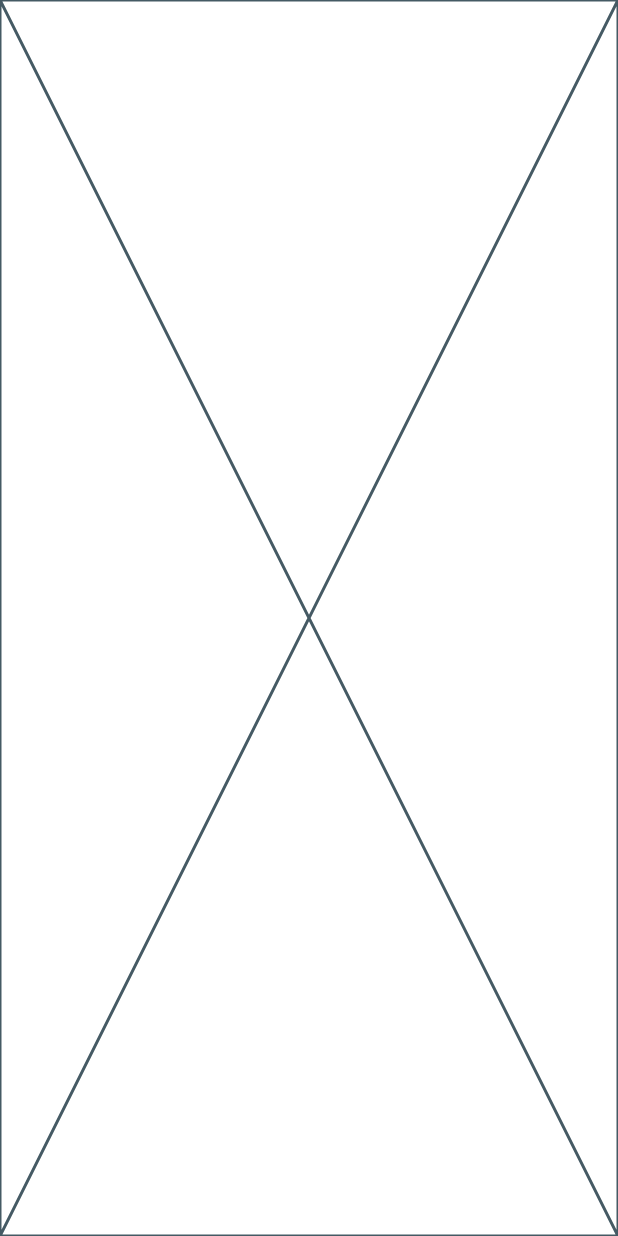
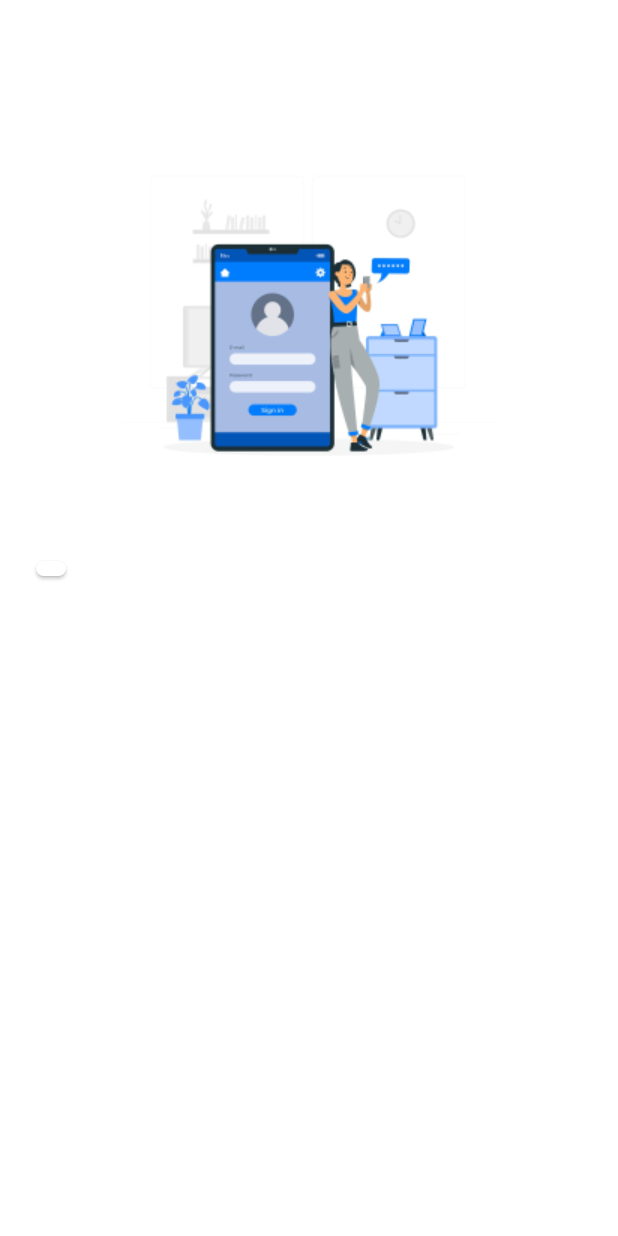
Before and after one commit to Pixel-Finhub/pixel-app-v2, a Flutter app: the screen it shows after launch, on a phone screen of 412 x 824 dp. Run offline on Flutter 3.47's test engine with Material 2 defaults, Android fonts, the phone set to English and light mode, and no system bars; our stand-ins replace flutter_screenutil.

Commit message:
chore: setting up login page

```diff
--- a/lib/app/ui/auth/login_page.dart
+++ b/lib/app/ui/auth/login_page.dart
@@ -1,10 +1,46 @@
 import 'package:flutter/material.dart';
+import 'package:pixel_insurance_v2/app/ui/theme/app_constants.dart';
 
 class LoginPage extends StatelessWidget {
   const LoginPage({super.key});
 
   @override
   Widget build(BuildContext context) {
-    return const Placeholder();
+    return Scaffold(
+      resizeToAvoidBottomInset: true,
+      backgroundColor: Colors.white,
+      body: SafeArea(
+        minimum: const EdgeInsets.all(20.0),
+        child: SingleChildScrollView(
+          child: Column(
+            crossAxisAlignment: CrossAxisAlignment.start,
+            children: [
+              const SizedBox(
+                height: 70.0,
+              ),
+              Center(
+                child: Image.asset(
+                  'assets/images/login_person.png',
+                ),
+              ),
+              const SizedBox(
+                height: 30.0,
+              ),
+              Card(
+                shape: RoundedRectangleBorder(
+                  borderRadius: BorderRadius.circular(defaultRadius),
+                ),
+                child: Padding(
+                  padding: const EdgeInsets.symmetric(
+                    horizontal: 10.0,
+                    vertical: 5.0,
+                  ),
+                ),
+              ),
+            ],
+          ),
+        ),
+      ),
+    );
   }
-}
+} // git flow feature finish splash
--- a/lib/main.dart
+++ b/lib/main.dart
@@ -1,4 +1,5 @@
 import 'package:flutter/material.dart';
+import 'package:pixel_insurance_v2/app/ui/auth/login_page.dart';
 import 'package:pixel_insurance_v2/app/ui/auth/splash.dart';
 
 void main() {
@@ -12,7 +13,8 @@ class MyApp extends StatelessWidget {
   @override
   Widget build(BuildContext context) {
     return const MaterialApp(
-      home: SplashScreen(),
+      // home: SplashScreen(),
+      home: LoginPage(),
     );
   }
 }
--- a/pubspec.yaml
+++ b/pubspec.yaml
@@ -60,9 +60,8 @@ flutter:
   uses-material-design: true
 
   # To add assets to your application, add an assets section, like this:
-  # assets:
-  #   - images/a_dot_burr.jpeg
-  #   - images/a_dot_ham.jpeg
+  assets:
+    - assets/images/
 
   # An image asset can refer to one or more resolution-specific "variants", see
   # https://flutter.dev/assets-and-images/#resolution-aware
```
